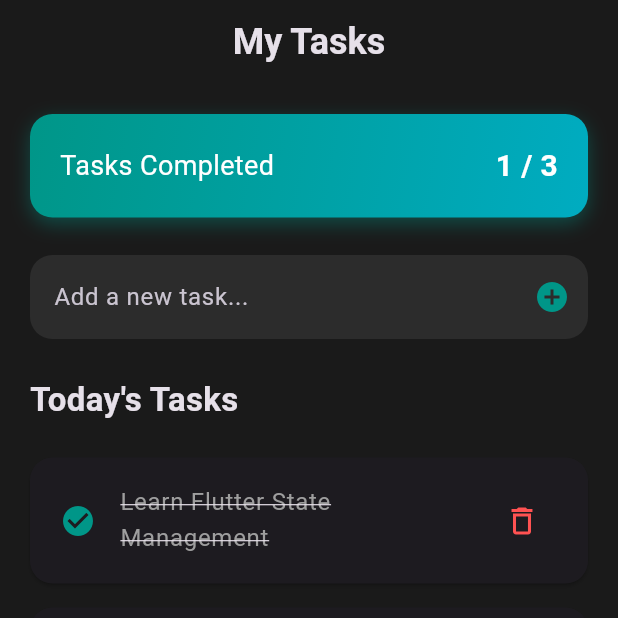
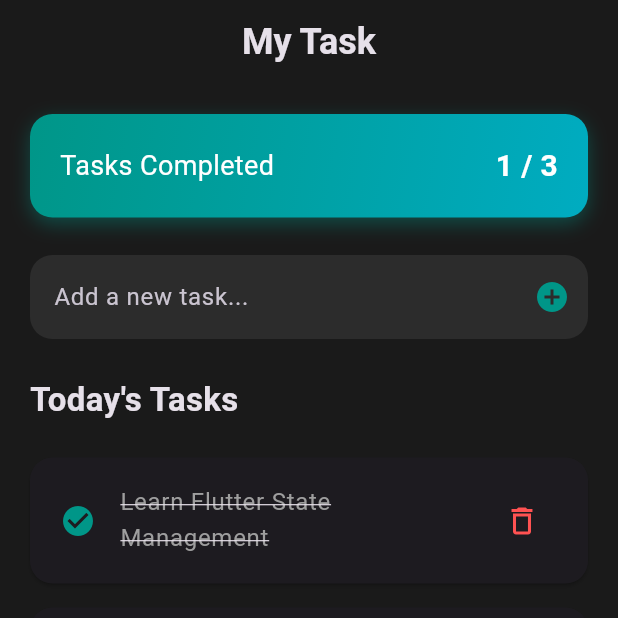
Before and after one commit to namakuandrew/building-flutter-ui, a Flutter app: the screen it shows after launch, on a phone screen of 412 x 824 dp, the top half of it. Run offline on Flutter 3.47's test engine with Material 3 defaults, Android fonts, the phone set to English and light mode, and no system bars; our stand-ins replace flutter_riverpod.

Commit message:
flutter test

```diff
--- a/lib/Screen/home_screen.dart
+++ b/lib/Screen/home_screen.dart
@@ -13,7 +13,7 @@ class HomeScreen extends ConsumerWidget {
     return Scaffold(
       appBar: AppBar(
         title: const Text(
-          'My Tasks',
+          'My Task',
           style: TextStyle(fontWeight: FontWeight.bold, fontSize: 24),
         ),
         centerTitle: true,
```
